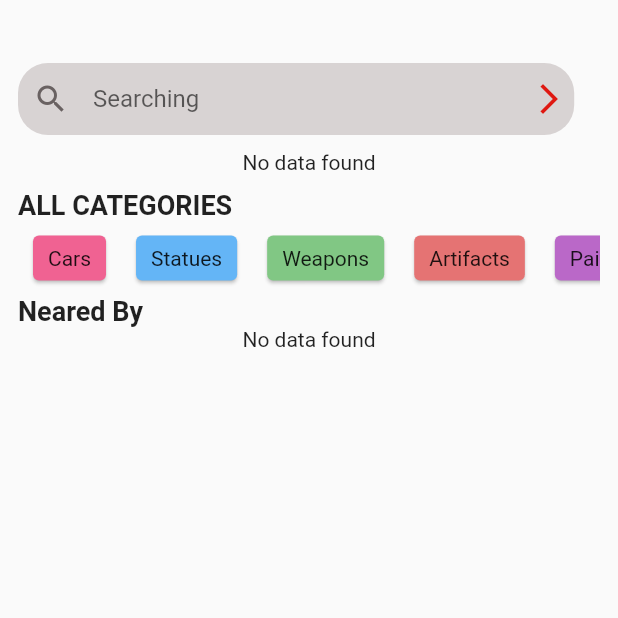
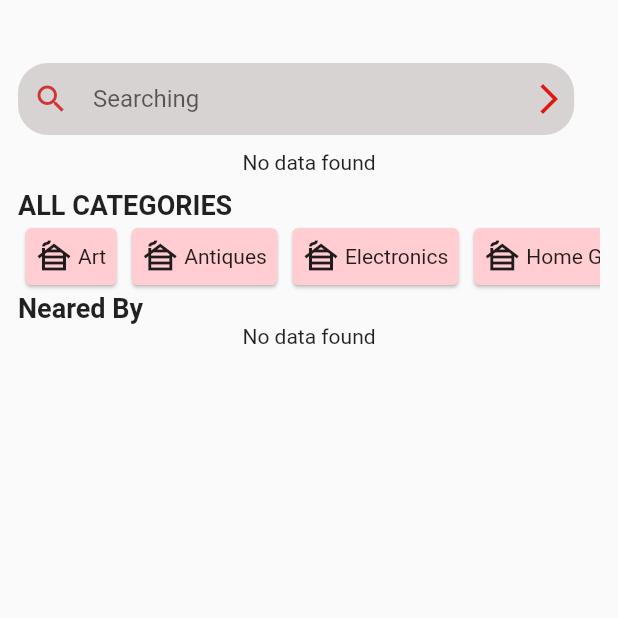
Before and after one commit to Ammar-Yasir1412/mufahh, a Flutter app: the dashboard screen opened directly with empty values, on a phone screen of 412 x 824 dp, the top half of it. Run offline on Flutter 3.47's test engine with Material 2 defaults, Android fonts, the phone set to English and light mode, and no system bars; our stand-ins replace carousel_slider, cloud_firestore, date_time_picker, dropdown_search, firebase_auth, firebase_core and 3 more; accounts and stored records are empty.

Commit message:
dashboard

```diff
--- /dev/null
+++ b/lib/Screens/Dashboard/categoriesBtn.dart
@@ -0,0 +1,32 @@
+import 'package:flutter/material.dart';
+
+import '../Categories/Categories.dart';
+
+Widget categoriesBtn(context, title, icon, UserData) {
+  return Card(
+    color: Colors.red.shade100,
+    margin: const EdgeInsets.all(5),
+    child: InkWell(
+      onTap: () {
+        Navigator.push(
+            context,
+            MaterialPageRoute(
+                builder: (context) => Categories(
+                      UserData: UserData,
+                      categories: title,
+                    )));
+      },
+      child: Padding(
+        padding: const EdgeInsets.all(7),
+        child: Center(
+            child: Row(
+          children: [
+            Icon(Icons.cabin),
+            SizedBox(width: 4),
+            Text(title),
+          ],
+        )),
+      ),
+    ),
+  );
+}
--- a/lib/Screens/Dashboard/dashboard.dart
+++ b/lib/Screens/Dashboard/dashboard.dart
@@ -8,6 +8,7 @@ import 'package:mufahh/constants/style.dart';
 import '../../Widgets/myTextField.dart';
 import '../../constants/data.dart';
 import 'Searching.dart';
+import 'categoriesBtn.dart';
 import 'item_card.dart';
 
 class dashboard extends StatefulWidget {
@@ -56,9 +57,9 @@ class _dashboardState extends State<dashboard> {
       body: SingleChildScrollView(
         child: Container(
           padding: EdgeInsets.all(12.0),
-          child: Column(
-              crossAxisAlignment: CrossAxisAlignment.stretch,
-              children: <Widget>[
+          child:
+              Column(crossAxisAlignment: CrossAxisAlignment.stretch, children: <
+                  Widget>[
             SizedBox(height: 30),
             Stack(
               children: [
@@ -118,8 +119,7 @@ class _dashboardState extends State<dashboard> {
                       builder: (BuildContext context) {
                         return Container(
                           width: MediaQuery.of(context).size.width,
-                              margin:
-                                  const EdgeInsets.symmetric(horizontal: 5.0),
+                          margin: const EdgeInsets.symmetric(horizontal: 5.0),
                           decoration: BoxDecoration(
                             image: DecorationImage(
                               image: NetworkImage(i["img"]),
@@ -139,40 +139,32 @@ class _dashboardState extends State<dashboard> {
               "ALL CATEGORIES",
               style: TextStyle(
                 fontSize: 18,
-                      fontWeight: FontWeight.bold,),
-                ),
-                Container(
-                    height: 50,
-                    child: ListView.builder(
-                        scrollDirection: Axis.horizontal,
-                        itemCount: categories.length,
-                        itemBuilder: (BuildContext context, int index) {
-                          return Card(
-                            color: colorLst[index],
-                            margin: const EdgeInsets.all(10),
-                            child: InkWell(
-                              onTap: () {
-                                Navigator.push(
-                                    context,
-                                    MaterialPageRoute(
-                                        builder: (context) => Categories(
-                                              UserData: widget.UserData,
-                                              categories: categories[index],
-                                            )));
-                              },
-                              child: Padding(
-                                padding:
-                                    const EdgeInsets.only(left: 10, right: 10),
-                                child: Center(child: Text(categories[index])),
+                fontWeight: FontWeight.bold,
               ),
             ),
-                          );
-                        })),
+
+            SingleChildScrollView(
+              scrollDirection: Axis.horizontal,
+              child: Row(
+                children: [
+                  categoriesBtn(context, "Art", "icon", widget.UserData),
+                  categoriesBtn(context, "Antiques", "icon", widget.UserData),
+                  categoriesBtn(context, "Electronics", "icon", widget.UserData),
+                  categoriesBtn(context, "Home Goods", "icon", widget.UserData),
+                  categoriesBtn(context, "Sports", "icon", widget.UserData),
+                  categoriesBtn(context, "Fashion", "icon", widget.UserData),
+                  categoriesBtn(context, "Vehicles", "icon", widget.UserData),
+                  categoriesBtn(context, "Jewelry", "icon", widget.UserData),
+                ],
+              ),
+            ),
+
             const Text(
               "Neared By",
               style: TextStyle(
                 fontSize: 18,
-                      fontWeight: FontWeight.bold,),
+                fontWeight: FontWeight.bold,
+              ),
             ),
             StreamBuilder<QuerySnapshot>(
               stream: _itemStream,
--- a/lib/Widgets/myTextField.dart
+++ b/lib/Widgets/myTextField.dart
@@ -14,7 +14,7 @@ Widget myTextField(context, title,icon, Ctrl,){
       decoration: InputDecoration(
         icon: Icon(
           icon,
-          color: Color.fromARGB(255, 105, 97, 97),
+          color: Color.fromARGB(255, 209, 52, 52),
         ),
         hintText: title,
         enabledBorder: InputBorder.none,
--- a/lib/constants/data.dart
+++ b/lib/constants/data.dart
@@ -1,7 +1,6 @@
 List <String> categories = [
   "Cars",
   "Statues",
-  "Weapons",
   "Artifacts",
   "Paintings"
 ];
--- a/pubspec.yaml
+++ b/pubspec.yaml
@@ -25,6 +25,7 @@ dependencies:
   cloud_firestore: ^4.1.0
   firebase_storage: ^11.0.6
   firebase_core: ^2.3.0
+  date_time_picker: ^2.1.0
   fluttertoast: ^8.1.2
   share_plus: ^4.0.10+1
 
```
Also changed, not shown: lib/Screens/AddProduct/Add_product.dart (+43 -19 lines), pubspec.lock. Lines whose indentation alone changed are shown as unchanged.
